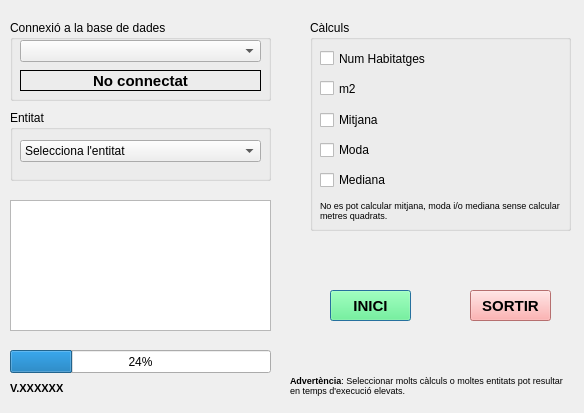
First picture: the form in eficiencia_energetica_dialog_base.ui, repository TecnocampusCCU/eficiencia_energetica, before the edit.
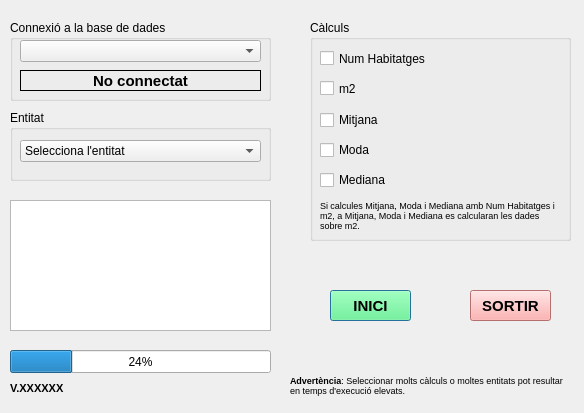
Second picture: the form after the edit.

```diff
--- a/eficiencia_energetica_dialog_base.ui
+++ b/eficiencia_energetica_dialog_base.ui
@@ -144,7 +144,7 @@
      <x>310</x>
      <y>20</y>
      <width>261</width>
-     <height>211</height>
+     <height>221</height>
     </rect>
    </property>
    <property name="title">
@@ -230,11 +230,11 @@
       <x>10</x>
       <y>180</y>
       <width>241</width>
-      <height>21</height>
+      <height>31</height>
      </rect>
     </property>
     <property name="text">
-     <string>&lt;html&gt;&lt;head/&gt;&lt;body&gt;&lt;p&gt;&lt;span style=&quot; font-size:7pt;&quot;&gt;No es pot calcular mitjana, moda i/o mediana sense calcular metres quadrats.&lt;/span&gt;&lt;/p&gt;&lt;/body&gt;&lt;/html&gt;</string>
+     <string>&lt;html&gt;&lt;head/&gt;&lt;body&gt;&lt;p&gt;&lt;span style=&quot; font-size:7pt;&quot;&gt;Si calcules Mitjana, Moda i Mediana amb Num Habitatges i m2, a Mitjana, Moda i Mediana es calcularan les dades sobre m2.&lt;/span&gt;&lt;/p&gt;&lt;/body&gt;&lt;/html&gt;</string>
     </property>
     <property name="textFormat">
      <enum>Qt::AutoText</enum>
```
